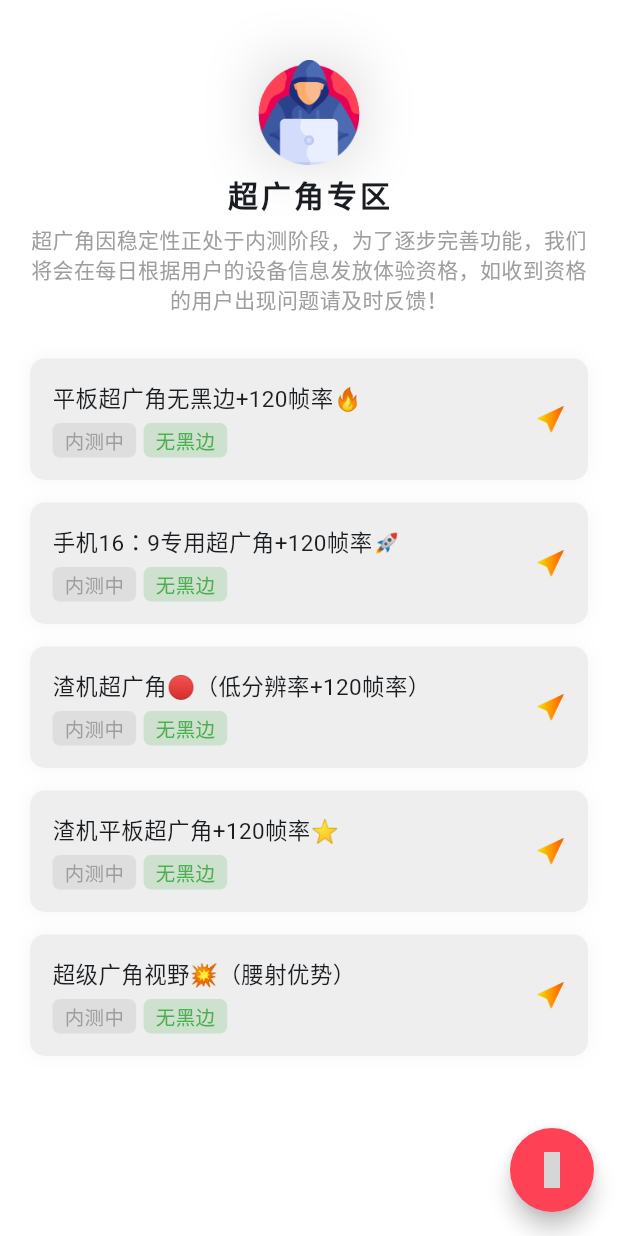
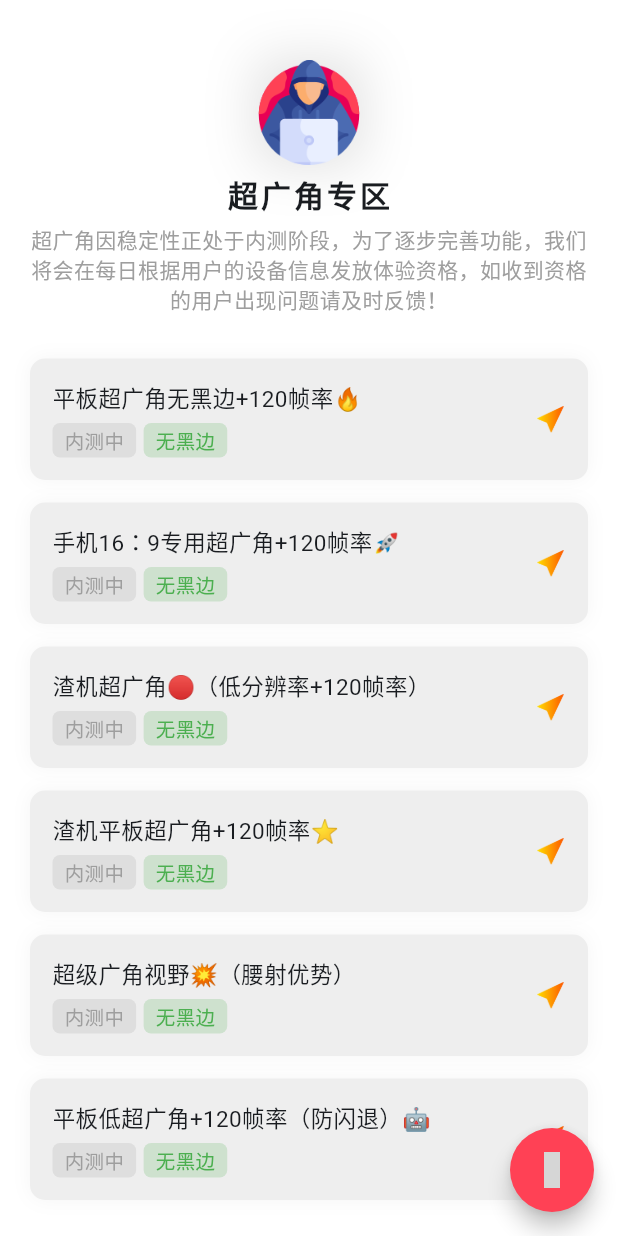
Before and after one commit to shinexoh/pubg-hzx, a Flutter app: the FunctionPage screen opened directly, after a tap on "超广角专区", on a phone screen of 412 x 824 dp. Run offline on Flutter 3.47's test engine with Material 2 defaults, Android fonts, the phone set to English and light mode, and no system bars; drawn by our look-alikes of oktoast; our stand-ins replace awesome_dialog, battery_plus, connectivity_plus, device_info_plus, dio, get and 4 more; missing offline and left inert: android_intent_plus, device_apps, remixicon_updated, shared_storage; accounts and stored records are empty; network calls fail; statements that could not run were skipped; grey boxes are pictures that could not be loaded.

Commit message:
修改底部导航栏动画效果

```diff
--- a/lib/config/function_config.dart
+++ b/lib/config/function_config.dart
@@ -146,6 +146,7 @@ class FunctionConfig {
     '手机16：9专用超广角+120帧率🚀',
     '渣机超广角🔴（低分辨率+120帧率）',
     '渣机平板超广角+120帧率⭐',
-    '超级广角视野💥（腰射优势）'
+    '超级广角视野💥（腰射优势）',
+    '平板低超广角+120帧率（防闪退）🤖'
   ];
 }
--- a/lib/page/main_page.dart
+++ b/lib/page/main_page.dart
@@ -38,6 +38,7 @@ class _MainPageState extends State<MainPage> {
             ]),
             child: SalomonBottomBar(
               backgroundColor: Colors.white,
+              curve: Curves.bounceOut,
               margin: const EdgeInsets.symmetric(vertical: 12, horizontal: 25),
               currentIndex: mainController.pageIndex.value,
               onTap: (index) => mainController.onTap(index),
```
